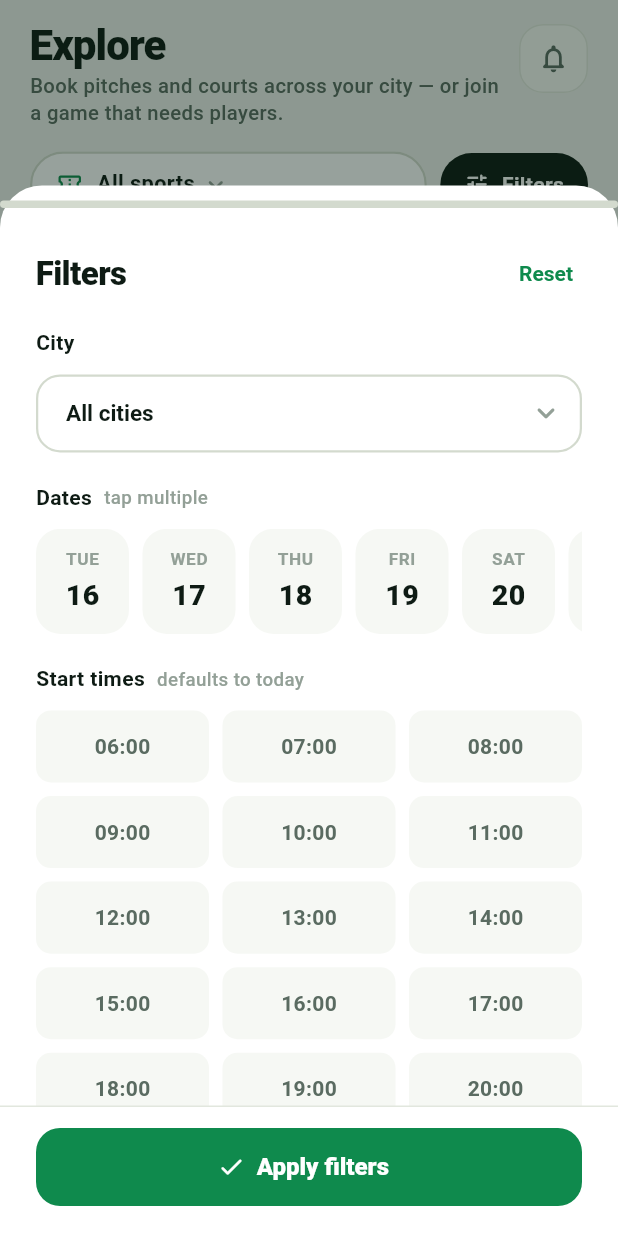
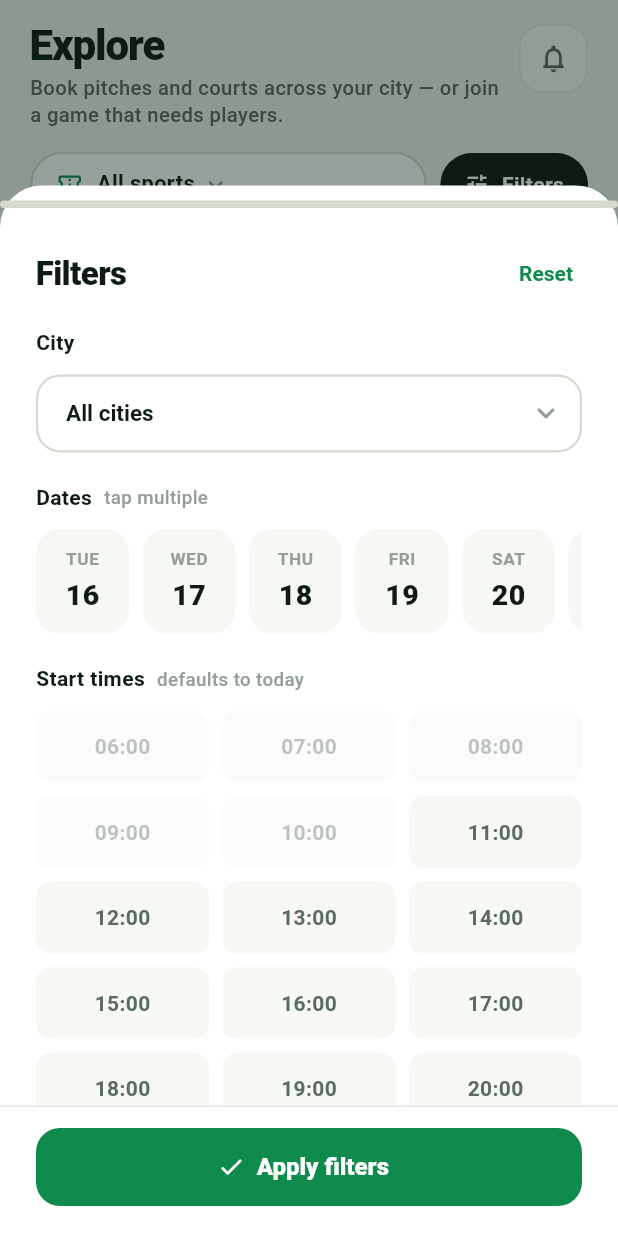
Before and after one commit to PaulCroitoriu/TeamUp, a Flutter app: the ExploreScreen screen opened directly, after a tap on "Filters", on a phone screen of 412 x 824 dp. Run offline on Flutter 3.47's test engine with Material 3 defaults, Android fonts, the light colour scheme and no system bars; our stand-ins replace cloud_firestore, firebase_auth, firebase_core, firebase_messaging, firebase_storage, flutter_bloc and 3 more; accounts and stored records are empty.

Commit message:
Persistent desktop sidebar; refactor Explore layout for desktop

```diff
--- a/lib/features/games/screens/explore_screen.dart
+++ b/lib/features/games/screens/explore_screen.dart
@@ -237,7 +237,10 @@
                 final venues = venuesSnap.data ?? const <VenueModel>[];
                 final venuesById = {for (final v in venues) v.id: v};
 
-                return Column(
+                return Center(
+                  child: ConstrainedBox(
+                    constraints: const BoxConstraints(maxWidth: 1180),
+                    child: Column(
                   children: [
                     PageHeader(
                       title: 'Explore',
@@ -400,6 +403,8 @@
                       ),
                     ),
                   ],
+                    ),
+                  ),
                 );
               },
             ),
@@ -428,9 +433,9 @@
 
   @override
   Widget build(BuildContext context) {
-    return Padding(
-      padding: const EdgeInsets.fromLTRB(20, 0, 20, 12),
-      child: Container(
+    // Compact, left-aligned on desktop; full-width on mobile.
+    final wide = MediaQuery.sizeOf(context).width >= 600;
+    final toggle = Container(
       padding: const EdgeInsets.all(4),
       decoration: BoxDecoration(
         color: TUColors.surface2,
@@ -453,7 +458,12 @@
           ),
         ],
       ),
-      ),
+    );
+    return Padding(
+      padding: const EdgeInsets.fromLTRB(20, 0, 20, 12),
+      child: wide
+          ? Align(alignment: Alignment.centerLeft, child: SizedBox(width: 320, child: toggle))
+          : toggle,
     );
   }
 }
@@ -588,7 +598,14 @@
           ),
           if (wide) ...[
             const SizedBox(width: 9),
-            Expanded(child: _SearchPill(onChanged: onSearchChanged)),
+            // Takes the remaining room but capped, so it never stretches across
+            // the whole desktop bar nor overflows a narrow one.
+            Flexible(
+              child: ConstrainedBox(
+                constraints: const BoxConstraints(maxWidth: 320),
+                child: _SearchPill(onChanged: onSearchChanged),
+              ),
+            ),
           ],
         ],
       ),
@@ -603,7 +620,7 @@
   @override
   Widget build(BuildContext context) {
     return Container(
-      constraints: const BoxConstraints(minWidth: 180),
+      constraints: const BoxConstraints(minWidth: 120),
       height: 44,
       decoration: BoxDecoration(
         color: TUColors.surface,
@@ -1432,11 +1449,11 @@
   @override
   Widget build(BuildContext context) {
     final mobile = isMobileWidth(context);
-    final today = DateTime(
-      DateTime.now().year,
-      DateTime.now().month,
-      DateTime.now().day,
-    );
+    final now = DateTime.now();
+    final today = DateTime(now.year, now.month, now.day);
+    // When the only relevant day is today (no future date picked), hours that
+    // have already passed can't be chosen.
+    final restrictPast = _dates.every((d) => d == today);
 
     return SafeArea(
       top: false,
@@ -1598,6 +1615,7 @@
                           _TimeChip(
                             hour: h,
                             selected: _hours.contains(h),
+                            enabled: !(restrictPast && h <= now.hour),
                             onTap: () => setState(() {
                               if (_hours.contains(h)) {
                                 _hours.remove(h);
@@ -1786,18 +1804,22 @@
     required this.hour,
     required this.selected,
     required this.onTap,
+    this.enabled = true,
   });
   final int hour;
   final bool selected;
   final VoidCallback onTap;
-
-  @override
-  Widget build(BuildContext context) {
-    return Material(
+  final bool enabled;
+
+  @override
+  Widget build(BuildContext context) {
+    return Opacity(
+      opacity: enabled ? 1 : 0.4,
+      child: Material(
         color: selected ? TUColors.brand : TUColors.surface2,
         borderRadius: BorderRadius.circular(TUColors.rSm),
         child: InkWell(
-        onTap: onTap,
+          onTap: enabled ? onTap : null,
           borderRadius: BorderRadius.circular(TUColors.rSm),
           child: Center(
             child: Text(
@@ -1806,6 +1828,7 @@
                 fontSize: 14,
                 fontWeight: FontWeight.w700,
                 color: selected ? Colors.white : TUColors.ink2,
+              ),
             ),
           ),
         ),
--- a/lib/shared/widgets/page_header.dart
+++ b/lib/shared/widgets/page_header.dart
@@ -21,8 +21,10 @@
 
   @override
   Widget build(BuildContext context) {
+    // Larger, more confident header on desktop; compact on mobile.
+    final wide = MediaQuery.sizeOf(context).width >= 600;
     return Padding(
-      padding: const EdgeInsets.fromLTRB(20, 16, 20, 8),
+      padding: EdgeInsets.fromLTRB(20, wide ? 22 : 16, 20, wide ? 14 : 8),
       child: Row(
         crossAxisAlignment: CrossAxisAlignment.start,
         children: [
@@ -32,15 +34,15 @@
               children: [
                 Text(
                   title,
-                  style: const TextStyle(fontSize: 28, fontWeight: FontWeight.w800, letterSpacing: -0.6, color: TUColors.ink, height: 1.05),
+                  style: TextStyle(fontSize: wide ? 34 : 28, fontWeight: FontWeight.w800, letterSpacing: -0.7, color: TUColors.ink, height: 1.05),
                 ),
                 if (subtitle != null) ...[
-                  const SizedBox(height: 4),
+                  SizedBox(height: wide ? 6 : 4),
                   Text(
                     subtitle!,
                     maxLines: 2,
                     overflow: TextOverflow.ellipsis,
-                    style: const TextStyle(fontSize: 13.5, fontWeight: FontWeight.w500, color: TUColors.ink2, height: 1.3),
+                    style: TextStyle(fontSize: wide ? 15 : 13.5, fontWeight: FontWeight.w500, color: TUColors.ink2, height: 1.35),
                   ),
                 ],
               ],
```
Also changed, not shown: lib/core/navigation/app_shell.dart (+53 -2 lines), lib/features/games/screens/open_games_view.dart (+19 -6 lines). Lines whose indentation alone changed are shown as unchanged.
